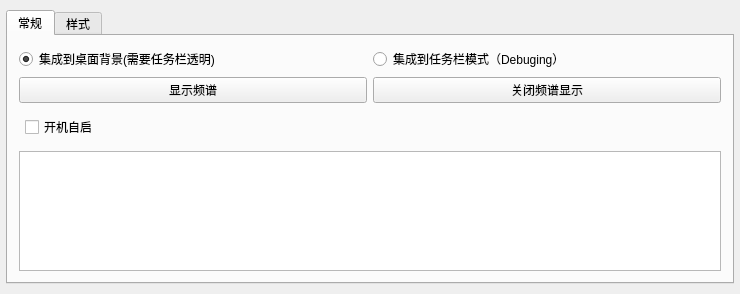
This is mainwindow.ui in LinAoct/SpectrumOnTaskbar as Qt 5 draws it before an edit. The edited form follows.
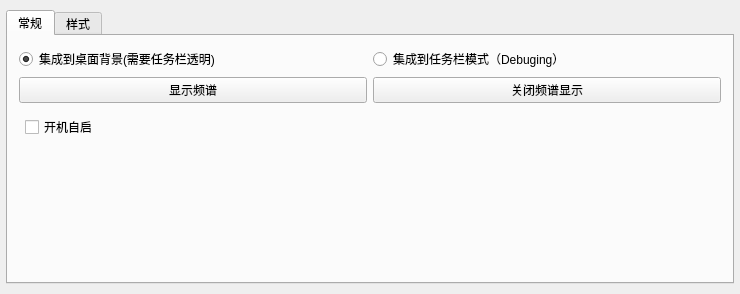
This is the edited form. The open tabs and pages were chosen to show the change.

Commit message: 移除 WriteConsoleData

```diff
--- a/mainwindow.ui
+++ b/mainwindow.ui
@@ -147,7 +147,17 @@
            </layout>
           </item>
           <item>
-           <widget class="QTextEdit" name="console"/>
+           <spacer name="verticalSpacer">
+            <property name="orientation">
+             <enum>Qt::Vertical</enum>
+            </property>
+            <property name="sizeHint" stdset="0">
+             <size>
+              <width>20</width>
+              <height>40</height>
+             </size>
+            </property>
+           </spacer>
           </item>
          </layout>
         </widget>
```
Left out of the diff: 2 changed lines with no effect on the pictures. The commit also changes 10 other files.
